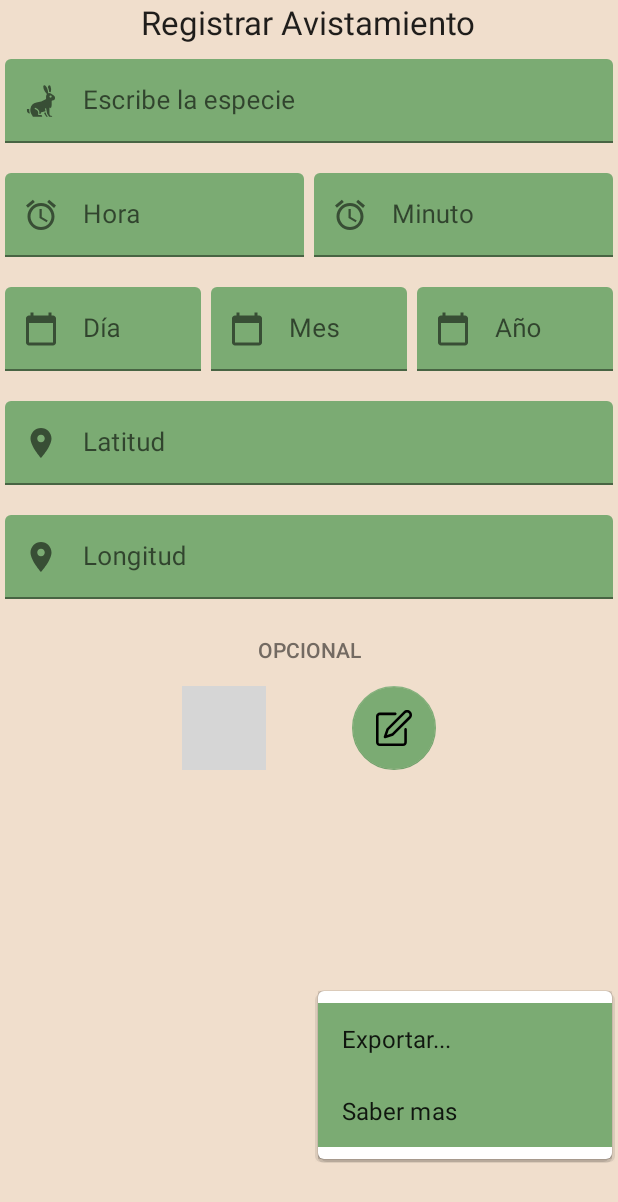
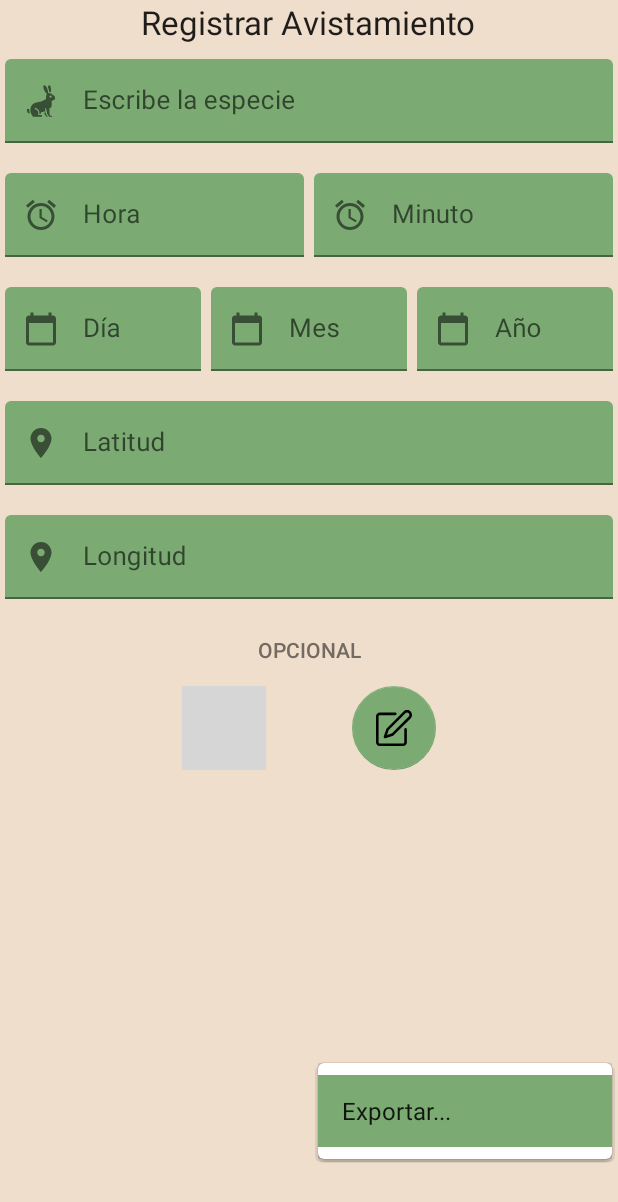
Before and after one commit to lamasumas/Geofauna, an Android app: the fragment EditSightseen placed in its activity, with the options menu open, on a phone screen of 412 x 824 dp. Shown: the top 1202 px of the screen. Run offline under Robolectric (Android 15) with nearby library versions, the light colour scheme and no system bars; our stand-ins replace Room's generated code, RxJava; libraries missing offline, so code that uses them is left out: com.jakewharton.rxbinding2; 8 statements that could not run were skipped; grey boxes are pictures that could not be loaded.

Commit message:
Algo que no me acuerdo

```diff
--- a/Kotlin/MyApplication/app/src/main/java/com/example/myapplication/MainActivity.kt
+++ b/Kotlin/MyApplication/app/src/main/java/com/example/myapplication/MainActivity.kt
@@ -47,10 +47,10 @@ class MainActivity : AppCompatActivity() {
         if (!locationManager.isProviderEnabled(LocationManager.GPS_PROVIDER))
             startActivity(Intent(Settings.ACTION_LOCATION_SOURCE_SETTINGS))
 
-        val bluetoothAdapter = BluetoothAdapter.getDefaultAdapter()
+      /*  val bluetoothAdapter = BluetoothAdapter.getDefaultAdapter()
         if (!bluetoothAdapter.isEnabled) {
             startActivityForResult(Intent(BluetoothAdapter.ACTION_REQUEST_ENABLE), BLUETOOTH_CODE)
-        }
+        }*/
 
 
     }
--- a/Kotlin/MyApplication/app/src/main/res/layout/fragment_avistamiento.xml
+++ b/Kotlin/MyApplication/app/src/main/res/layout/fragment_avistamiento.xml
@@ -177,7 +177,7 @@
                     android:layout_marginHorizontal="10dp"
                     android:insetTop="0dp"
                     android:insetBottom="0dp"
-                    android:text="Opcional"
+                    android:text="@string/btnOptional"
                     android:textColor="@color/colorQuintoPaleta"
                     app:backgroundTint="@android:color/transparent"
                     app:cornerRadius="100dp"
--- a/Kotlin/MyApplication/app/src/main/res/layout/share_dialog.xml
+++ b/Kotlin/MyApplication/app/src/main/res/layout/share_dialog.xml
@@ -2,8 +2,8 @@
 
 <RelativeLayout
     xmlns:android="http://schemas.android.com/apk/res/android"
-    android:layout_width="match_parent"
-    android:layout_height="match_parent"
+    android:layout_width="wrap_content"
+    android:layout_height="wrap_content"
     android:background="@color/colorPrimaryPaleta"
     android:gravity="center"
     android:orientation="vertical">
--- a/Kotlin/MyApplication/app/src/main/res/menu/menu_bb.xml
+++ b/Kotlin/MyApplication/app/src/main/res/menu/menu_bb.xml
@@ -12,9 +12,5 @@
         android:title="@string/exportarMenu"
         />
 
-    <item
-        android:id="@+id/aboutMenu"
-
-        android:title="@string/aboutMenu"/>
 
 </menu>
--- a/Kotlin/MyApplication/app/src/main/res/values/strings.xml
+++ b/Kotlin/MyApplication/app/src/main/res/values/strings.xml
@@ -9,7 +9,7 @@
     <string name="tvHora">Hora:</string>
     <string name="tvFecha">Fecha:</string>
     <string name="tvLatitud">Latitud:</string>
-    <string name="tvLongitud">Longitud:</string>
+    <string name="tvLongitud">Altitud (m)</string>
     <string name="tvHumidity">Humedad (%):</string>
     <string name="tvAltitude">Altitud (m):</string>
     <string name="tvTemperature">Temperatura (ºC):</string>
@@ -23,11 +23,11 @@
     <string name="etDia">Día</string>
     <string name="etMes">Mes</string>
     <string name="etAño">Año</string>
-    <string name="etHumidity">Humedad</string>
+    <string name="etHumidity">Humedad (%)</string>
     <string name="etAltitude">Altitud </string>
-    <string name="etTemperature">Temperatura</string>
+    <string name="etTemperature">Temperatura (ºC)</string>
     <string name="etUv">Indice UV</string>
-    <string name="etPressure">Pressión</string>
+    <string name="etPressure">Pressión (hPa)</string>
     <string name="btnAñadirAvistamiento">Añadir avistamiento</string>
     <string name="tvPais">País:</string>
     <string name="tvLugar">Lugar:</string>
@@ -51,7 +51,7 @@
     <string name="btnEditar">Editar</string>
     <string name="btnBorrar">Borrar</string>
     <string name="bluetoothDenegadoTitulo">Bluetooth denegado</string>
-    <string name="bluetoothDenegadoDescripcion">Si no enciende el bluetooth, no podra utilizar arduino</string>
+    <string name="bluetoothDenegadoDescripcion">Si no enciende el bluetooth, no podra utilizar arduino.</string>
     <string name="tvBluetoothScanTitulo">Buscando dispositivos bluetooth</string>
     <string name="tvBluetoothScanTituloAlternativo">Problemas con el bluetooth</string>
     <string name="tvBluetoothNoDisponible">El bluetooth no esta disponible en este dispositivo android</string>
@@ -62,6 +62,7 @@
     <string name="tvDialogTitle">Exportar: </string>
     <string name="btnPhone">Movil</string>
     <string name="btnOtro">Otro</string>
+    <string name="btnOptional">Opcional</string>
     <!-- TODO: Remove or change this placeholder text -->
     <string name="hello_blank_fragment">Hello blank fragment</string>
 </resources>
```
Also changed, not shown: Kotlin/MyApplication/app/src/main/java/com/example/myapplication/fragments/MainFragment.kt (+0 -8 lines), 1 other file.
